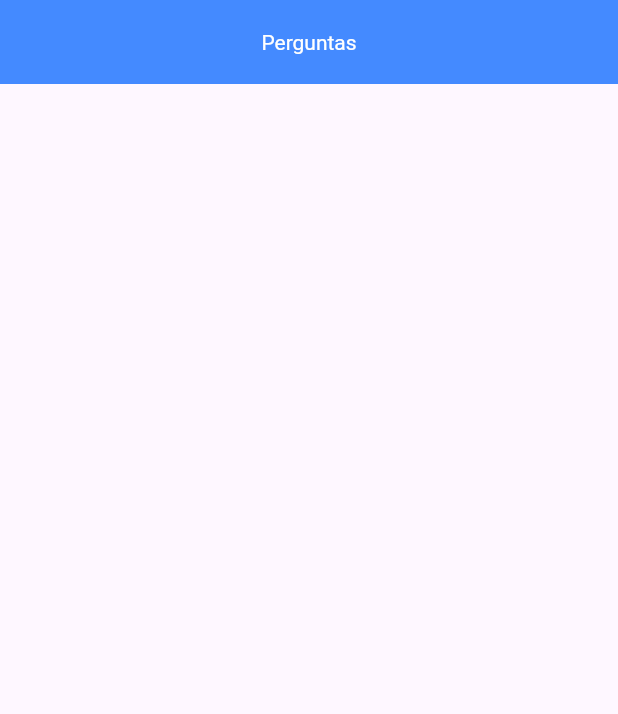
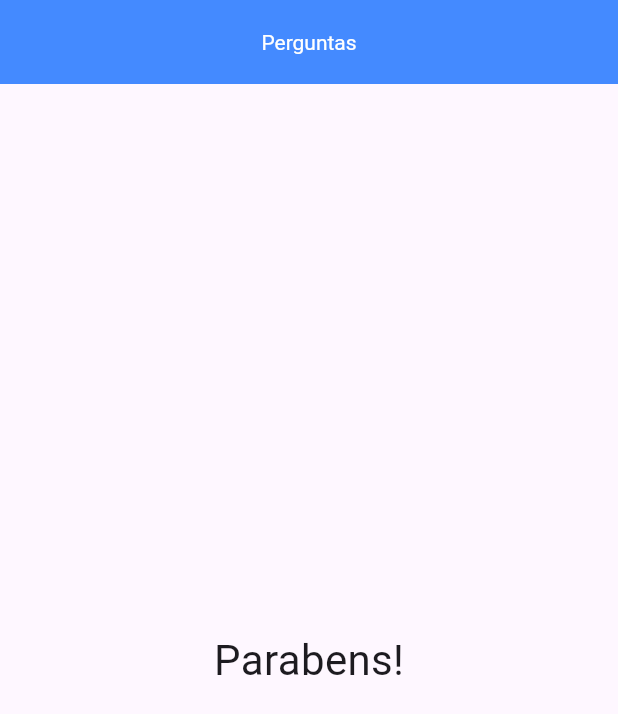
Before and after one commit to victorrti/QuizzFlutter, a Flutter app: the screen it shows after launch, after a tap on "azul", after a tap on "gato", after a tap on "pizza", on a phone screen of 412 x 824 dp. Shown: the top 714 px of the screen. Run offline on Flutter 3.47's test engine with Material 3 defaults, Android fonts, the phone set to English and light mode, and no system bars.

Commit message:
incluindo component de resultado

```diff
--- a/lib/main.dart
+++ b/lib/main.dart
@@ -2,6 +2,7 @@ import 'package:flutter/material.dart';
 import 'package:flutter/widgets.dart';
 import 'package:quizz/questao.dart';
 import 'package:quizz/resposta.dart';
+import 'package:quizz/resultado.dart';
 import './questao.dart';
 
 main(){
@@ -48,14 +49,15 @@ class _PerguntaAppState extends State<PerguntaApp>{
           title:const Center(child: Text("Perguntas")),
           backgroundColor: Colors.blueAccent,
           titleTextStyle:const TextStyle(
-            color: Colors.white),
+            color: Colors.white
+          ),
         ),
         body: temPerguntaSelecionada ? Column(
           children: [
             Questao(_perguntas[_perguntaSelecionada]['texto'].toString()),
             ...respostas.map((texto)=>Resposta(texto,_responder))
           ],
-        ) : null,
+        ) : Resultado(),
       ),
     );
   }
--- /dev/null
+++ b/lib/resultado.dart
@@ -0,0 +1,13 @@
+import 'package:flutter/material.dart';
+
+class Resultado extends StatelessWidget{
+  @override
+  Widget build(BuildContext context) {
+    return Container(
+      child:Center(
+        child:Text("Parabens!",style: TextStyle(fontSize: 28),)
+      )
+    );
+  }
+
+}
```
